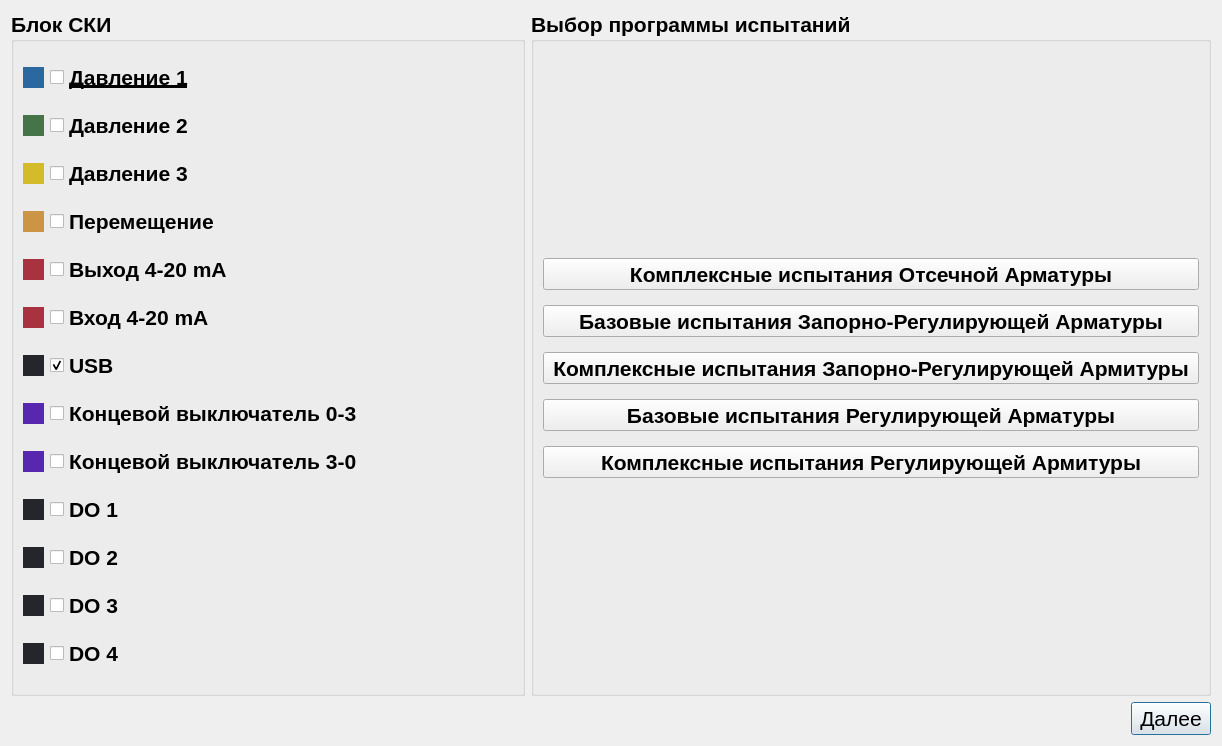
Before: the Qt Designer form SelectTests.ui in Rekvim/MpiSki, drawn with Qt 5.
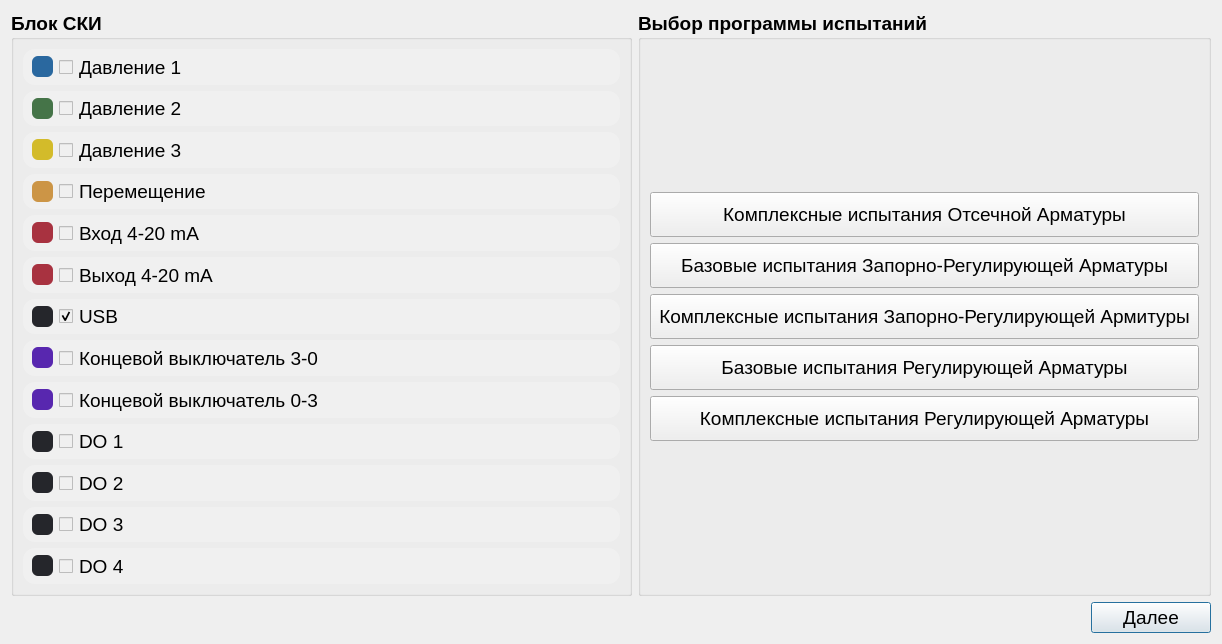
After: the same form once the commit is applied.

What changed in the file:
```diff
--- a/SelectTests.ui
+++ b/SelectTests.ui
@@ -7,22 +7,21 @@
     <x>0</x>
     <y>0</y>
     <width>1222</width>
-    <height>746</height>
+    <height>644</height>
    </rect>
   </property>
   <property name="windowTitle">
    <string>Dialog</string>
   </property>
-  <layout class="QVBoxLayout" name="verticalLayout_4">
-   <item>
     <layout class="QVBoxLayout" name="verticalLayout_3">
      <item>
-      <layout class="QHBoxLayout" name="horizontalLayout_15">
+    <layout class="QHBoxLayout" name="horizontalLayout_2">
        <item>
         <widget class="QGroupBox" name="groupBox">
          <property name="font">
           <font>
-           <pointsize>16</pointsize>
+         <family>Segoe UI</family>
+         <pointsize>14</pointsize>
            <bold>true</bold>
           </font>
          </property>
@@ -31,7 +30,39 @@
          </property>
          <layout class="QVBoxLayout" name="verticalLayout">
           <item>
-           <layout class="QHBoxLayout" name="horizontalLayout_2">
+         <widget class="QFrame" name="frame_pressure_1">
+          <property name="sizePolicy">
+           <sizepolicy hsizetype="Expanding" vsizetype="Preferred">
+            <horstretch>0</horstretch>
+            <verstretch>0</verstretch>
+           </sizepolicy>
+          </property>
+          <property name="styleSheet">
+           <string notr="true">background-color: #F0F0F0;
+border-radius: 12px;</string>
+          </property>
+          <property name="frameShape">
+           <enum>QFrame::Shape::StyledPanel</enum>
+          </property>
+          <property name="frameShadow">
+           <enum>QFrame::Shadow::Raised</enum>
+          </property>
+          <layout class="QHBoxLayout" name="horizontalLayout_15">
+           <property name="spacing">
+            <number>6</number>
+           </property>
+           <property name="leftMargin">
+            <number>9</number>
+           </property>
+           <property name="topMargin">
+            <number>0</number>
+           </property>
+           <property name="rightMargin">
+            <number>9</number>
+           </property>
+           <property name="bottomMargin">
+            <number>0</number>
+           </property>
             <item>
              <widget class="QWidget" name="pressure_1_color" native="true">
               <property name="minimumSize">
@@ -47,25 +78,32 @@
                </size>
               </property>
               <property name="styleSheet">
-               <string notr="true">background-color: #2A689F;</string>
+              <string notr="true">background-color: #2A689F;
+border-radius: 6px;</string>
               </property>
              </widget>
             </item>
             <item>
              <widget class="QCheckBox" name="check_box_pressure_1">
+             <property name="minimumSize">
+              <size>
+               <width>0</width>
+               <height>32</height>
+              </size>
+             </property>
               <property name="font">
                <font>
-                <pointsize>16</pointsize>
-                <underline>true</underline>
-                <fontweight>DemiBold</fontweight>
+               <family>Segoe UI</family>
+               <pointsize>14</pointsize>
+               <bold>false</bold>
+               <underline>false</underline>
                </font>
               </property>
               <property name="mouseTracking">
                <bool>true</bool>
               </property>
               <property name="styleSheet">
-               <string notr="true">text-decoration: underline;
-font-weight: 600;</string>
+              <string notr="true"/>
               </property>
               <property name="text">
                <string>Давление 1</string>
@@ -73,9 +111,39 @@
              </widget>
             </item>
            </layout>
+         </widget>
           </item>
           <item>
-           <layout class="QHBoxLayout" name="horizontalLayout_3">
+         <widget class="QFrame" name="frame_pressure_2">
+          <property name="sizePolicy">
+           <sizepolicy hsizetype="Expanding" vsizetype="Preferred">
+            <horstretch>0</horstretch>
+            <verstretch>0</verstretch>
+           </sizepolicy>
+          </property>
+          <property name="styleSheet">
+           <string notr="true">background-color: #F0F0F0;
+border-radius: 12px;</string>
+          </property>
+          <property name="frameShape">
+           <enum>QFrame::Shape::StyledPanel</enum>
+          </property>
+          <property name="frameShadow">
+           <enum>QFrame::Shadow::Raised</enum>
+          </property>
+          <layout class="QHBoxLayout" name="horizontalLayout_16">
+           <property name="leftMargin">
+            <number>9</number>
+           </property>
+           <property name="topMargin">
+            <number>0</number>
+           </property>
+           <property name="rightMargin">
+            <number>9</number>
+           </property>
+           <property name="bottomMargin">
+            <number>0</number>
+           </property>
             <item>
              <widget class="QWidget" name="pressure_2_color" native="true">
               <property name="minimumSize">
@@ -91,27 +159,69 @@
                </size>
               </property>
               <property name="styleSheet">
-               <string notr="true">background-color: #457448;</string>
+              <string notr="true">background-color: #457448;
+border-radius: 6px;</string>
               </property>
              </widget>
             </item>
             <item>
              <widget class="QCheckBox" name="check_box_pressure_2">
+             <property name="minimumSize">
+              <size>
+               <width>0</width>
+               <height>32</height>
+              </size>
+             </property>
               <property name="font">
                <font>
-                <pointsize>16</pointsize>
-                <bold>true</bold>
-               </font>
-              </property>
+               <family>Segoe UI</family>
+               <pointsize>14</pointsize>
+               <bold>false</bold>
+               <underline>false</underline>
+              </font>
+             </property>
+             <property name="styleSheet">
+              <string notr="true"/>
+             </property>
               <property name="text">
                <string>Давление 2</string>
               </property>
              </widget>
             </item>
            </layout>
+         </widget>
           </item>
           <item>
-           <layout class="QHBoxLayout" name="horizontalLayout_4">
+         <widget class="QFrame" name="frame_pressure_3">
+          <property name="sizePolicy">
+           <sizepolicy hsizetype="Expanding" vsizetype="Preferred">
+            <horstretch>0</horstretch>
+            <verstretch>0</verstretch>
+           </sizepolicy>
+          </property>
+          <property name="styleSheet">
+           <string notr="true">background-color: #F0F0F0;
+border-radius: 12px;</string>
+          </property>
+          <property name="frameShape">
+           <enum>QFrame::Shape::StyledPanel</enum>
+          </property>
+          <property name="frameShadow">
+           <enum>QFrame::Shadow::Raised</enum>
+          </property>
+          <layout class="QHBoxLayout" name="horizontalLayout_17">
+           <property name="leftMargin">
+            <number>9</number>
+           </property>
+           <property name="topMargin">
+            <number>0</number>
+           </property>
+           <property name="rightMargin">
+            <number>9</number>
+           </property>
+           <property name="bottomMargin">
+            <number>0</number>
+           </property>
             <item>
              <widget class="QWidget" name="pressure_3_color" native="true">
               <property name="minimumSize">
@@ -127,27 +237,63 @@
                </size>
               </property>
               <property name="styleSheet">
-               <string notr="true">background-color: #D3BB2A;</string>
+              <string notr="true">background-color: #D3BB2A;
+border-radius: 6px;</string>
               </property>
              </widget>
             </item>
             <item>
              <widget class="QCheckBox" name="check_box_pressure_3">
+             <property name="minimumSize">
+              <size>
+               <width>0</width>
+               <height>32</height>
+              </size>
+             </property>
               <property name="font">
                <font>
-                <pointsize>16</pointsize>
-                <bold>true</bold>
-               </font>
-              </property>
+               <family>Segoe UI</family>
+               <pointsize>14</pointsize>
+               <bold>false</bold>
+               <underline>false</underline>
+              </font>
+             </property>
+             <property name="styleSheet">
+              <string notr="true"/>
+             </property>
               <property name="text">
                <string>Давление 3</string>
               </property>
              </widget>
             </item>
            </layout>
+         </widget>
           </item>
           <item>
-           <layout class="QHBoxLayout" name="horizontalLayout_5">
+         <widget class="QFrame" name="frame_moving">
+          <property name="styleSheet">
+           <string notr="true">background-color: #F0F0F0;
+border-radius: 12px;</string>
+          </property>
+          <property name="frameShape">
+           <enum>QFrame::Shape::StyledPanel</enum>
+          </property>
+          <property name="frameShadow">
+           <enum>QFrame::Shadow::Raised</enum>
+          </property>
+          <layout class="QHBoxLayout" name="horizontalLayout_18">
+           <property name="leftMargin">
+            <number>9</number>
+           </property>
+           <property name="topMargin">
+            <number>0</number>
+           </property>
+           <property name="rightMargin">
+            <number>9</number>
+           </property>
+           <property name="bottomMargin">
+            <number>0</number>
+           </property>
             <item>
              <widget class="QWidget" name="moving_color" native="true">
               <property name="minimumSize">
@@ -163,63 +309,63 @@
                </size>
               </property>
               <property name="styleSheet">
-               <string notr="true">background-color: #CC9546;</string>
+              <string notr="true">background-color: #CC9546;
+border-radius: 6px;</string>
               </property>
              </widget>
             </item>
             <item>
              <widget class="QCheckBox" name="check_box_moving">
+             <property name="minimumSize">
+              <size>
+               <width>0</width>
+               <height>32</height>
+              </size>
+             </property>
               <property name="font">
                <font>
-                <pointsize>16</pointsize>
-                <bold>true</bold>
-               </font>
-              </property>
+               <family>Segoe UI</family>
+               <pointsize>14</pointsize>
+               <bold>false</bold>
+               <underline>false</underline>
+              </font>
+             </property>
+             <property name="styleSheet">
+              <string notr="true"/>
+             </property>
               <property name="text">
                <string>Перемещение</string>
               </property>
              </widget>
             </item>
            </layout>
+         </widget>
           </item>
           <item>
-           <layout class="QHBoxLayout" name="horizontalLayout_6">
-            <item>
-             <widget class="QWidget" name="output_4_20_mA_color" native="true">
-              <property name="minimumSize">
-               <size>
-                <width>21</width>
-                <height>21</height>
-               </size>
-              </property>
-              <property name="maximumSize">
-               <size>
-                <width>21</width>
-                <height>21</height>
-               </size>
-              </property>
+         <widget class="QFrame" name="frame_input_4_20_mA">
               <property name="styleSheet">
-               <string notr="true">background-color: #A83240;</string>
-              </property>
-             </widget>
-            </item>
-            <item>
-             <widget class="QCheckBox" name="check_box_output_4_20_mA">
-              <property name="font">
-               <font>
-                <pointsize>16</pointsize>
-                <bold>true</bold>
-               </font>
-              </property>
-              <property name="text">
-               <string>Выход 4-20 mA</string>
-              </property>
-             </widget>
-            </item>
-           </layout>
-          </item>
-          <item>
-           <layout class="QHBoxLayout" name="horizontalLayout_7">
+           <string notr="true">background-color: #F0F0F0;
+border-radius: 12px;</string>
+          </property>
+          <property name="frameShape">
+           <enum>QFrame::Shape::StyledPanel</enum>
+          </property>
+          <property name="frameShadow">
+           <enum>QFrame::Shadow::Raised</enum>
+          </property>
+          <layout class="QHBoxLayout" name="horizontalLayout_19">
+           <property name="leftMargin">
+            <number>9</number>
+           </property>
+           <property name="topMargin">
+            <number>0</number>
+           </property>
+           <property name="rightMargin">
+            <number>9</number>
+           </property>
+           <property name="bottomMargin">
+            <number>0</number>
+           </property>
             <item>
              <widget class="QWidget" name="input_4_20_mA_color" native="true">
               <property name="minimumSize">
@@ -235,27 +381,135 @@
                </size>
               </property>
               <property name="styleSheet">
-               <string notr="true">background-color: #A83240;</string>
+              <string notr="true">background-color: #A83240;
+border-radius: 6px;</string>
               </property>
              </widget>
             </item>
             <item>
              <widget class="QCheckBox" name="check_box_input_4_20_mA">
+             <property name="minimumSize">
+              <size>
+               <width>0</width>
+               <height>32</height>
+              </size>
+             </property>
               <property name="font">
                <font>
-                <pointsize>16</pointsize>
-                <bold>true</bold>
-               </font>
-              </property>
+               <family>Segoe UI</family>
+               <pointsize>14</pointsize>
+               <bold>false</bold>
+               <underline>false</underline>
+              </font>
+             </property>
+             <property name="styleSheet">
+              <string notr="true"/>
+             </property>
               <property name="text">
                <string>Вход 4-20 mA</string>
               </property>
              </widget>
             </item>
            </layout>
+         </widget>
           </item>
           <item>
-           <layout class="QHBoxLayout" name="horizontalLayout_8">
+         <widget class="QFrame" name="frame_output_4_20_mA">
+          <property name="styleSheet">
+           <string notr="true">background-color: #F0F0F0;
+border-radius: 12px;</string>
+          </property>
+          <property name="frameShape">
+           <enum>QFrame::Shape::StyledPanel</enum>
+          </property>
+          <property name="frameShadow">
+           <enum>QFrame::Shadow::Raised</enum>
+          </property>
+          <layout class="QHBoxLayout" name="horizontalLayout_22">
+           <property name="leftMargin">
+            <number>9</number>
+           </property>
+           <property name="topMargin">
+            <number>0</number>
+           </property>
+           <property name="rightMargin">
+            <number>9</number>
+           </property>
+           <property name="bottomMargin">
+            <number>0</number>
+           </property>
+           <item>
+            <widget class="QWidget" name="output_4_20_mA_color" native="true">
+             <property name="minimumSize">
+              <size>
+               <width>21</width>
+               <height>21</height>
+              </size>
+             </property>
+             <property name="maximumSize">
+              <size>
+               <width>21</width>
+               <height>21</height>
+              </size>
+             </property>
+             <property name="styleSheet">
+              <string notr="true">background-color: #A83240;
+border-radius: 6px;</string>
+             </property>
+            </widget>
+           </item>
+           <item>
+            <widget class="QCheckBox" name="check_box_output_4_20_mA">
+             <property name="minimumSize">
+              <size>
+               <width>0</width>
+               <height>32</height>
+              </size>
+             </property>
+             <property name="font">
+              <font>
+               <family>Segoe UI</family>
+               <pointsize>14</pointsize>
+               <bold>false</bold>
+               <underline>false</underline>
+              </font>
+             </property>
+             <property name="styleSheet">
+              <string notr="true"/>
+             </property>
+             <property name="text">
+              <string>Выход 4-20 mA</string>
+             </property>
+            </widget>
+           </item>
+          </layout>
+         </widget>
+        </item>
+        <item>
+         <widget class="QFrame" name="frame_usb">
+          <property name="styleSheet">
+           <string notr="true">background-color: #F0F0F0;
+border-radius: 12px;</string>
+          </property>
+          <property name="frameShape">
+           <enum>QFrame::Shape::StyledPanel</enum>
+          </property>
+          <property name="frameShadow">
+           <enum>QFrame::Shadow::Raised</enum>
+          </property>
+          <layout class="QHBoxLayout" name="horizontalLayout_24">
+           <property name="leftMargin">
+            <number>9</number>
+           </property>
+           <property name="topMargin">
+            <number>0</number>
+           </property>
+           <property name="rightMargin">
+            <number>9</number>
+           </property>
+           <property name="bottomMargin">
+            <number>0</number>
+           </property>
             <item>
              <widget class="QWidget" name="usb_color" native="true">
               <property name="minimumSize">
@@ -271,7 +525,8 @@
                </size>
               </property>
               <property name="styleSheet">
-               <string notr="true">background-color: #25262B;</string>
+              <string notr="true">background-color: #25262B;
+border-radius: 6px;</string>
               </property>
              </widget>
             </item>
@@ -280,10 +535,18 @@
               <property name="enabled">
                <bool>true</bool>
               </property>
+             <property name="minimumSize">
+              <size>
+               <width>0</width>
+               <height>32</height>
+              </size>
+             </property>
               <property name="font">
                <font>
-                <pointsize>16</pointsize>
-                <bold>true</bold>
+               <family>Segoe UI</family>
+               <pointsize>14</pointsize>
+               <bold>false</bold>
+               <underline>false</underline>
                </font>
               </property>
               <property name="mouseTracking">
@@ -292,6 +555,9 @@
               <property name="tabletTracking">
                <bool>false</bool>
               </property>
+             <property name="styleSheet">
+              <string notr="true"/>
+             </property>
               <property name="text">
                <string>USB</string>
               </property>
@@ -301,9 +567,105 @@
              </widget>
             </item>
            </layout>
+         </widget>
           </item>
           <item>
-           <layout class="QHBoxLayout" name="horizontalLayout_9">
+         <widget class="QFrame" name="frame_imit_switch_3_0">
+          <property name="styleSheet">
+           <string notr="true">background-color: #F0F0F0;
+border-radius: 12px;</string>
+          </property>
+          <property name="frameShape">
+           <enum>QFrame::Shape::StyledPanel</enum>
+          </property>
+          <property name="frameShadow">
+           <enum>QFrame::Shadow::Raised</enum>
+          </property>
+          <layout class="QHBoxLayout" name="horizontalLayout_20">
+           <property name="leftMargin">
+            <number>9</number>
+           </property>
+           <property name="topMargin">
+            <number>0</number>
+           </property>
+           <property name="rightMargin">
+            <number>9</number>
+           </property>
+           <property name="bottomMargin">
+            <number>0</number>
+           </property>
+           <item>
+            <widget class="QWidget" name="imit_switch_3_0_color" native="true">
+             <property name="minimumSize">
+              <size>
+               <width>21</width>
+               <height>21</height>
+              </size>
+             </property>
+             <property name="maximumSize">
+              <size>
+               <width>21</width>
+               <height>21</height>
+              </size>
+             </property>
+             <property name="styleSheet">
+              <string notr="true">background-color: #5827AF;
+border-radius: 6px;</string>
+             </property>
+            </widget>
+           </item>
+           <item>
+            <widget class="QCheckBox" name="check_box_imit_switch_3_0">
+             <property name="minimumSize">
+              <size>
+               <width>0</width>
+               <height>32</height>
+              </size>
+             </property>
+             <property name="font">
+              <font>
+               <family>Segoe UI</family>
+               <pointsize>14</pointsize>
+               <bold>false</bold>
+               <underline>false</underline>
+              </font>
+             </property>
+             <property name="styleSheet">
+              <string notr="true"/>
+             </property>
+             <property name="text">
+              <string>Концевой выключатель 3-0</string>
+             </property>
+            </widget>
+           </item>
+          </layout>
+         </widget>
+        </item>
+        <item>
+         <widget class="QFrame" name="frame_imit_switch_0_3">
+          <property name="styleSheet">
+           <string notr="true">background-color: #F0F0F0;
+border-radius: 12px;</string>
+          </property>
+          <property name="frameShape">
+           <enum>QFrame::Shape::StyledPanel</enum>
+          </property>
+          <property name="frameShadow">
+           <enum>QFrame::Shadow::Raised</enum>
+          </property>
+          <layout class="QHBoxLayout" name="horizontalLayout_21">
+           <property name="leftMargin">
+            <number>9</number>
+           </property>
+           <property name="topMargin">
+            <number>0</number>
+           </property>
+           <property name="rightMargin">
+            <number>9</number>
+           </property>
+           <property name="bottomMargin">
+            <number>0</number>
+           </property>
             <item>
              <widget class="QWidget" name="imit_switch_0_3_color" native="true">
               <property name="minimumSize">
@@ -319,18 +681,30 @@
                </size>
               </property>
               <property name="styleSheet">
-               <string notr="true">background-color: #5827AF;</string>
+              <string notr="true">background-color: #5827AF;
+border-radius: 6px;</string>
               </property>
              </widget>
             </item>
             <item>
              <widget class="QCheckBox" name="check_box_imit_switch_0_3">
+             <property name="minimumSize">
+              <size>
+               <width>0</width>
+               <height>32</height>
+              </size>
+             </property>
               <property name="font">
                <font>
-                <pointsize>16</pointsize>
-                <bold>true</bold>
-               </font>
-              </property>
+               <family>Segoe UI</family>
+               <pointsize>14</pointsize>
+               <bold>false</bold>
+               <underline>false</underline>
+              </font>
+             </property>
+             <property name="styleSheet">
+              <string notr="true"/>
+             </property>
               <property name="text">
                <string>Концевой выключатель 0-3</string>
               </property>
@@ -349,45 +723,33 @@
              </widget>
             </item>
            </layout>
+         </widget>
           </item>
           <item>
-           <layout class="QHBoxLayout" name="horizontalLayout_10">
-            <item>
-             <widget class="QWidget" name="imit_switch_3_0_color" native="true">
-              <property name="minimumSize">
-               <size>
-                <width>21</width>
-                <height>21</height>
-               </size>
-              </property>
-              <property name="maximumSize">
-               <size>
-                <width>21</width>
-                <height>21</height>
-               </size>
-              </property>
+         <widget class="QFrame" name="frame_do_1">
               <property name="styleSheet">
-               <string notr="true">background-color: #5827AF;</string>
-              </property>
-             </widget>
-            </item>
-            <item>
-             <widget class="QCheckBox" name="check_box_imit_switch_3_0">
-              <property name="font">
-               <font>
-                <pointsize>16</pointsize>
-                <bold>true</bold>
-               </font>
-              </property>
-              <property name="text">
-               <string>Концевой выключатель 3-0</string>
-              </property>
-             </widget>
-            </item>
-           </layout>
-          </item>
-          <item>
-           <layout class="QHBoxLayout" name="horizontalLayout_11">
+           <string notr="true">background-color: #F0F0F0;
+border-radius: 12px;</string>
+          </property>
+          <property name="frameShape">
+           <enum>QFrame::Shape::StyledPanel</enum>
+          </property>
+          <property name="frameShadow">
+           <enum>QFrame::Shadow::Raised</enum>
+          </property>
+          <layout class="QHBoxLayout" name="horizontalLayout_27">
+           <property name="leftMargin">
+            <number>9</number>
+           </property>
+           <property name="topMargin">
+            <number>0</number>
+           </property>
+           <property name="rightMargin">
+            <number>9</number>
+           </property>
+           <property name="bottomMargin">
+            <number>0</number>
+           </property>
             <item>
              <widget class="QWidget" name="do_1_color" native="true">
               <property name="minimumSize">
@@ -403,18 +765,30 @@
                </size>
               </property>
               <property name="styleSheet">
-               <string notr="true">background-color: #25262B;</string>
+              <string notr="true">background-color: #25262B;
+border-radius: 6px;</string>
               </property>
              </widget>
             </item>
             <item>
              <widget class="QCheckBox" name="check_box_do_1">
+             <property name="minimumSize">
+              <size>
+               <width>0</width>
+               <height>32</height>
+              </size>
+             </property>
               <property name="font">
                <font>
-                <pointsize>16</pointsize>
-                <bold>true</bold>
-               </font>
-              </property>
+               <family>Segoe UI</family>
+               <pointsize>14</pointsize>
+               <bold>false</bold>
+               <underline>false</underline>
+              </font>
+             </property>
+             <property name="styleSheet">
+              <string notr="true"/>
+             </property>
               <property name="text">
                <string>DO 1</string>
               </property>
@@ -427,9 +801,33 @@
              </widget>
             </item>
            </layout>
+         </widget>
           </item>
           <item>
-           <layout class="QHBoxLayout" name="horizontalLayout_12">
+         <widget class="QFrame" name="frame_do_2">
+          <property name="styleSheet">
+           <string notr="true">background-color: #F0F0F0;
+border-radius: 12px;</string>
+          </property>
+          <property name="frameShape">
+           <enum>QFrame::Shape::StyledPanel</enum>
+          </property>
+          <property name="frameShadow">
+           <enum>QFrame::Shadow::Raised</enum>
+          </property>
+          <layout class="QHBoxLayout" name="horizontalLayout_23">
+           <property name="leftMargin">
+            <number>9</number>
+           </property>
+           <property name="topMargin">
+            <number>0</number>
+           </property>
+           <property name="rightMargin">
+            <number>9</number>
+           </property>
+           <property name="bottomMargin">
+            <number>0</number>
+           </property>
             <item>
              <widget class="QWidget" name="do_2_color" native="true">
               <property name="minimumSize">
@@ -445,27 +843,63 @@
                </size>
               </property>
               <property name="styleSheet">
-               <string notr="true">background-color: #25262B;</string>
+              <string notr="true">background-color: #25262B;
+border-radius: 6px;</string>
               </property>
              </widget>
             </item>
             <item>
              <widget class="QCheckBox" name="check_box_do_2">
+             <property name="minimumSize">
+              <size>
+               <width>0</width>
+               <height>32</height>
+              </size>
+             </property>
               <property name="font">
                <font>
-                <pointsize>16</pointsize>
-                <bold>true</bold>
-               </font>
-              </property>
+               <family>Segoe UI</family>
+               <pointsize>14</pointsize>
+               <bold>false</bold>
+               <underline>false</underline>
+              </font>
+             </property>
+             <property name="styleSheet">
+              <string notr="true"/>
+             </property>
               <property name="text">
                <string>DO 2</string>
               </property>
              </widget>
             </item>
            </layout>
+         </widget>
           </item>
           <item>
-           <layout class="QHBoxLayout" name="horizontalLayout_13">
+         <widget class="QFrame" name="frame_do_3">
+          <property name="styleSheet">
+           <string notr="true">background-color: #F0F0F0;
+border-radius: 12px;</string>
+          </property>
+          <property name="frameShape">
+           <enum>QFrame::Shape::StyledPanel</enum>
+          </property>
+          <property name="frameShadow">
+           <enum>QFrame::Shadow::Raised</enum>
+          </property>
+          <layout class="QHBoxLayout" name="horizontalLayout_25">
+           <property name="leftMargin">
+            <number>9</number>
+           </property>
+           <property name="topMargin">
+            <number>0</number>
+           </property>
+           <property name="rightMargin">
+            <number>9</number>
+           </property>
+           <property name="bottomMargin">
+            <number>0</number>
+           </property>
             <item>
              <widget class="QWidget" name="do_3_color" native="true">
               <property name="minimumSize">
@@ -481,27 +915,63 @@
                </size>
               </property>
               <property name="styleSheet">
-               <string notr="true">background-color: #25262B;</string>
+              <string notr="true">background-color: #25262B;
+border-radius: 6px;</string>
               </property>
              </widget>
             </item>
             <item>
              <widget class="QCheckBox" name="check_box_do_3">
+             <property name="minimumSize">
+              <size>
+               <width>0</width>
+               <height>32</height>
+              </size>
+             </property>
               <property name="font">
                <font>
-                <pointsize>16</pointsize>
-                <bold>true</bold>
-               </font>
-              </property>
+               <family>Segoe UI</family>
+               <pointsize>14</pointsize>
+               <bold>false</bold>
+               <underline>false</underline>
+              </font>
+             </property>
+             <property name="styleSheet">
+              <string notr="true"/>
+             </property>
               <property name="text">
                <string>DO 3</string>
               </property>
              </widget>
             </item>
            </layout>
+         </widget>
           </item>
           <item>
-           <layout class="QHBoxLayout" name="horizontalLayout_14">
+         <widget class="QFrame" name="frame_do_4">
+          <property name="styleSheet">
+           <string notr="true">background-color: #F0F0F0;
+border-radius: 12px;</string>
+          </property>
+          <property name="frameShape">
+           <enum>QFrame::Shape::StyledPanel</enum>
+          </property>
+          <property name="frameShadow">
+           <enum>QFrame::Shadow::Raised</enum>
+          </property>
+          <layout class="QHBoxLayout" name="horizontalLayout_26">
+           <property name="leftMargin">
+            <number>9</number>
+           </property>
+           <property name="topMargin">
+            <number>0</number>
+           </property>
+           <property name="rightMargin">
+            <number>9</number>
+           </property>
+           <property name="bottomMargin">
+            <number>0</number>
+           </property>
             <item>
              <widget class="QWidget" name="do_4_color" native="true">
               <property name="minimumSize">
@@ -517,39 +987,47 @@
                </size>
               </property>
               <property name="styleSheet">
-               <string notr="true">background-color: #25262B;</string>
+              <string notr="true">background-color: #25262B;
+border-radius: 6px;</string>
               </property>
              </widget>
             </item>
             <item>
              <widget class="QCheckBox" name="check_box_do_4">
+             <property name="minimumSize">
+              <size>
+               <width>0</width>
+               <height>32</height>
+              </size>
+             </property>
               <property name="font">
                <font>
-                <pointsize>16</pointsize>
-                <bold>true</bold>
-               </font>
-              </property>
+               <family>Segoe UI</family>
+               <pointsize>14</pointsize>
+               <bold>false</bold>
+               <underline>false</underline>
+              </font>
+             </property>
+             <property name="styleSheet">
+              <string notr="true"/>
+             </property>
               <property name="text">
                <string>DO 4</string>
               </property>
              </widget>
             </item>
            </layout>
+         </widget>
           </item>
          </layout>
         </widget>
        </item>
        <item>
         <widget class="QGroupBox" name="groupBox_2">
-         <property name="sizePolicy">
-          <sizepolicy hsizetype="Preferred" vsizetype="Preferred">
-           <horstretch>0</horstretch>
-           <verstretch>0</verstretch>
-          </sizepolicy>
-         </property>
          <property name="font">
           <font>
-           <pointsize>16</pointsize>
+         <family>Segoe UI</family>
+         <pointsize>14</pointsize>
            <bold>true</bold>
           </font>
          </property>
@@ -557,9 +1035,6 @@
           <string>Выбор программы испытаний</string>
          </property>
          <layout class="QVBoxLayout" name="verticalLayout_2">
-          <property name="spacing">
-           <number>15</number>
-          </property>
           <item>
            <spacer name="verticalSpacer_2">
             <property name="orientation">
@@ -581,12 +1056,23 @@
               <verstretch>0</verstretch>
              </sizepolicy>
             </property>
+          <property name="minimumSize">
+           <size>
+            <width>0</width>
+            <height>45</height>
+           </size>
+          </property>
             <property name="font">
              <font>
-              <pointsize>16</pointsize>
-              <bold>true</bold>
-             </font>
-            </property>
+            <family>Segoe UI</family>
+            <pointsize>14</pointsize>
+            <italic>false</italic>
+            <bold>false</bold>
+           </font>
+          </property>
+          <property name="styleSheet">
+           <string notr="true"/>
+          </property>
             <property name="text">
              <string>Комплексные испытания Отсечной Арматуры</string>
             </property>
@@ -600,12 +1086,23 @@
               <verstretch>0</verstretch>
              </sizepolicy>
             </property>
+          <property name="minimumSize">
+           <size>
+            <width>0</width>
+            <height>45</height>
+           </size>
+          </property>
             <property name="font">
              <font>
-              <pointsize>16</pointsize>
-              <bold>true</bold>
-             </font>
-            </property>
+            <family>Segoe UI</family>
+            <pointsize>14</pointsize>
+            <italic>false</italic>
+            <bold>false</bold>
+           </font>
+          </property>
+          <property name="styleSheet">
+           <string notr="true"/>
+          </property>
             <property name="text">
              <string>Базовые испытания Запорно-Регулирующей Арматуры</string>
             </property>
@@ -619,12 +1116,23 @@
               <verstretch>0</verstretch>
              </sizepolicy>
             </property>
+          <property name="minimumSize">
+           <size>
+            <width>0</width>
+            <height>45</height>
+           </size>
+          </property>
             <property name="font">
              <font>
-              <pointsize>16</pointsize>
-              <bold>true</bold>
-             </font>
-            </property>
+            <family>Segoe UI</family>
+            <pointsize>14</pointsize>
+            <italic>false</italic>
+            <bold>false</bold>
+           </font>
+          </property>
+          <property name="styleSheet">
+           <string notr="true"/>
+          </property>
             <property name="text">
              <string>Комплексные испытания Запорно-Регулирующей Армитуры</string>
             </property>
@@ -638,12 +1146,23 @@
               <verstretch>0</verstretch>
              </sizepolicy>
             </property>
+          <property name="minimumSize">
+           <size>
+            <width>0</width>
+            <height>45</height>
+           </size>
+          </property>
             <property name="font">
              <font>
-              <pointsize>16</pointsize>
-              <bold>true</bold>
-             </font>
-            </property>
+            <family>Segoe UI</family>
+            <pointsize>14</pointsize>
+            <italic>false</italic>
+            <bold>false</bold>
+           </font>
+          </property>
+          <property name="styleSheet">
+           <string notr="true"/>
+          </property>
             <property name="text">
              <string>Базовые испытания Регулирующей Арматуры</string>
             </property>
@@ -657,14 +1176,25 @@
               <verstretch>0</verstretch>
              </sizepolicy>
             </property>
+          <property name="minimumSize">
+           <size>
+            <width>0</width>
+            <height>45</height>
+           </size>
+          </property>
             <property name="font">
              <font>
-              <pointsize>16</pointsize>
-              <bold>true</bold>
-             </font>
-            </property>
+            <family>Segoe UI</family>
+            <pointsize>14</pointsize>
+            <italic>false</italic>
+            <bold>false</bold>
+           </font>
+          </property>
+          <property name="styleSheet">
+           <string notr="true"/>
+          </property>
             <property name="text">
-             <string>Комплексные испытания Регулирующей Армитуры</string>
+           <string>Комплексные испытания Регулирующей Арматуры</string>
             </property>
            </widget>
           </item>
@@ -706,17 +1236,21 @@
          <property name="enabled">
           <bool>true</bool>
          </property>
+       <property name="minimumSize">
+        <size>
+         <width>120</width>
+         <height>0</height>
+        </size>
+       </property>
          <property name="font">
           <font>
-           <pointsize>16</pointsize>
+         <pointsize>14</pointsize>
           </font>
          </property>
          <property name="text">
           <string>Далее</string>
          </property>
         </widget>
-       </item>
-      </layout>
      </item>
     </layout>
    </item>
```
Lines whose indentation alone changed are shown as unchanged.
